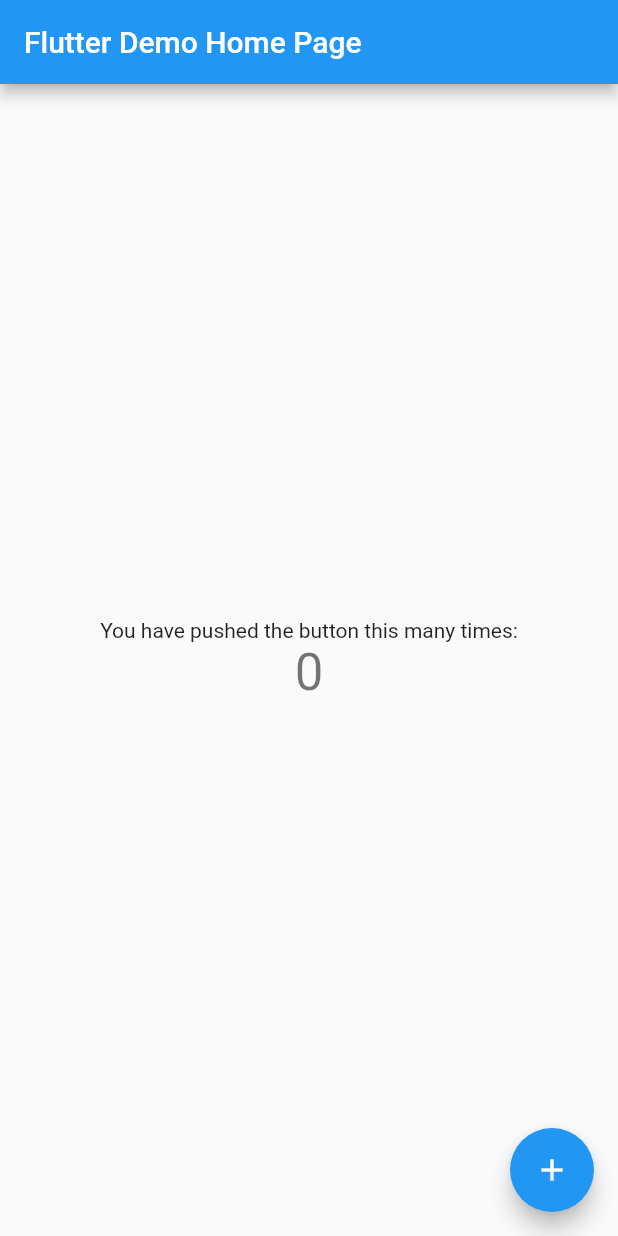
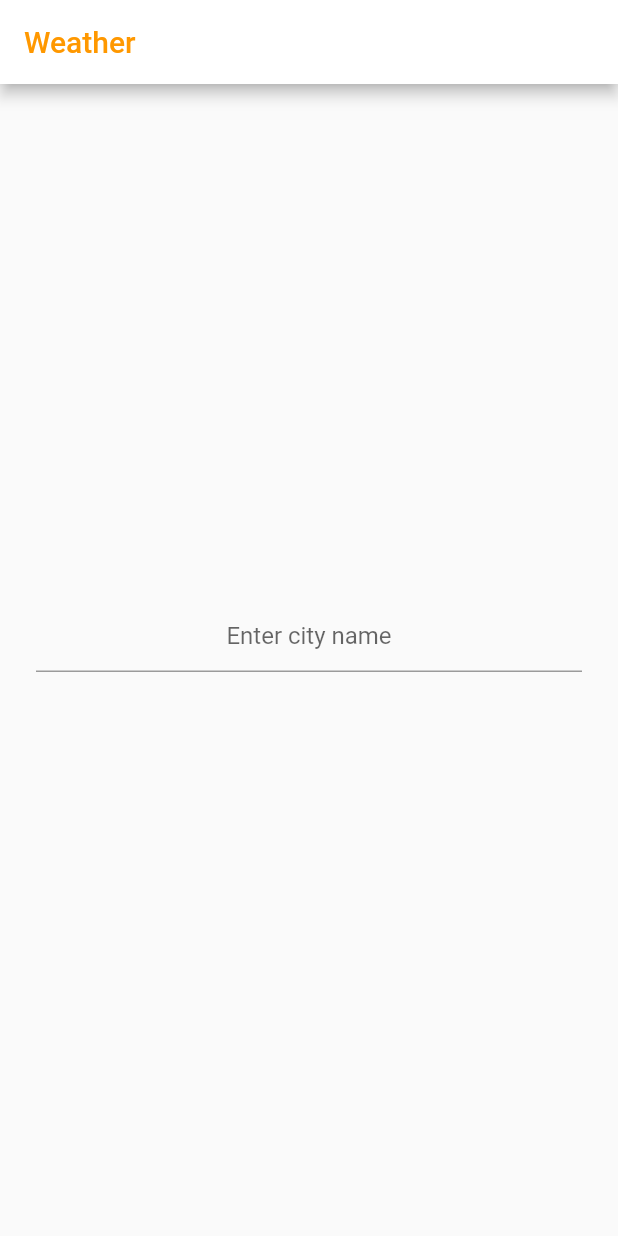
Before and after one commit to mariaeugenia907/flutter_weather_clean_architecture, a Flutter app: the screen it shows after launch, on a phone screen of 412 x 824 dp. Run offline on Flutter 3.47's test engine with Material 2 defaults, Android fonts, the light colour scheme and no system bars; our stand-ins replace dartz, equatable, flutter_bloc, get_it, rxdart.

Commit message:
quase finalizando

```diff
--- /dev/null
+++ b/arquivo.txt
@@ -0,0 +1 @@
+mock com mockito -> flutter pub run build_runner build
--- /dev/null
+++ b/lib/features/weather/presentation/bloc/weather_bloc.dart
@@ -0,0 +1,35 @@
+import 'package:flutter_bloc/flutter_bloc.dart';
+import 'package:flutter_weather_clean_architecture/features/weather/presentation/bloc/weather_event.dart';
+import 'package:flutter_weather_clean_architecture/features/weather/presentation/bloc/weather_state.dart';
+import 'package:rxdart/rxdart.dart';
+
+import '../../domain/usecases/get_current_weather.dart';
+
+class WeatherBloc extends Bloc<WeatherEvent, WeatherState> {
+  final GetCurrentWeather _getCurrentWeather;
+
+  WeatherBloc(this._getCurrentWeather) : super(WeatherEmpty()) {
+    on<OnCityChanged>(
+      (event, emit) async {
+        final cityName = event.cityName;
+
+        emit(WeatherLoading());
+
+        final result = await _getCurrentWeather.execute(cityName);
+        result.fold(
+          (failure) {
+            emit(WeatherError(failure.message));
+          },
+          (data) {
+            emit(WeatherHasData(data));
+          },
+        );
+      },
+      transformer: debounce(Duration(milliseconds: 500)),
+    );
+  }
+
+  EventTransformer<T> debounce<T>(Duration duration) {
+    return (events, mapper) => events.debounceTime(duration).flatMap(mapper);
+  }
+}
--- /dev/null
+++ b/lib/features/weather/presentation/bloc/weather_event.dart
@@ -0,0 +1,17 @@
+import 'package:equatable/equatable.dart';
+
+abstract class WeatherEvent extends Equatable {
+  const WeatherEvent();
+
+  @override
+  List<Object?> get props => [];
+}
+
+class OnCityChanged extends WeatherEvent {
+  final String cityName;
+
+  const OnCityChanged(this.cityName);
+
+  @override
+  List<Object?> get props => [cityName];
+}
--- /dev/null
+++ b/lib/features/weather/presentation/bloc/weather_state.dart
@@ -0,0 +1,31 @@
+import 'package:equatable/equatable.dart';
+import '../../domain/entities/weather.dart';
+
+abstract class WeatherState extends Equatable {
+  const WeatherState();
+
+  @override
+  List<Object?> get props => [];
+}
+
+class WeatherEmpty extends WeatherState {}
+
+class WeatherLoading extends WeatherState {}
+
+class WeatherError extends WeatherState {
+  final String message;
+
+  const WeatherError(this.message);
+
+  @override
+  List<Object?> get props => [message];
+}
+
+class WeatherHasData extends WeatherState {
+  final Weather result;
+
+  const WeatherHasData(this.result);
+
+  @override
+  List<Object?> get props => [result];
+}
--- /dev/null
+++ b/lib/features/weather/presentation/pages/weather_page.dart
@@ -0,0 +1,170 @@
+// ignore_for_file: prefer_const_constructors
+
+import 'package:flutter/material.dart';
+import 'package:flutter_bloc/flutter_bloc.dart';
+import '../../../../core/constants.dart';
+import '../bloc/weather_bloc.dart';
+import '../bloc/weather_event.dart';
+import '../bloc/weather_state.dart';
+
+
+class WeatherPage extends StatelessWidget {
+  const WeatherPage({Key? key}) : super(key: key);
+
+  @override
+  Widget build(BuildContext context) {
+    return Scaffold(
+      appBar: AppBar(
+        backgroundColor: Colors.white,
+        title: Text(
+          'Weather',
+          style: TextStyle(color: Colors.orange),
+        ),
+      ),
+      body: Padding(
+        padding: const EdgeInsets.all(24.0),
+        child: Column(
+          mainAxisAlignment: MainAxisAlignment.center,
+          children: [
+            TextField(
+              textAlign: TextAlign.center,
+              decoration: InputDecoration(
+                hintText: 'Enter city name',
+              ),
+              onChanged: (query) {
+                context.read<WeatherBloc>().add(OnCityChanged(query));
+              },
+            ),
+            SizedBox(height: 32.0),
+            BlocBuilder<WeatherBloc, WeatherState>(
+              builder: (context, state) {
+                if (state is WeatherLoading) {
+                  return Center(
+                    child: CircularProgressIndicator(),
+                  );
+                } else if (state is WeatherHasData) {
+                  return Column(
+                    key: Key('weather_data'),
+                    children: [
+                      Row(
+                        mainAxisAlignment: MainAxisAlignment.center,
+                        children: [
+                          Text(
+                            state.result.cityName,
+                            style: TextStyle(
+                              fontSize: 22.0,
+                            ),
+                          ),
+                          Image(
+                            image: NetworkImage(
+                              Urls.weatherIcon(
+                                state.result.iconCode,
+                              ),
+                            ),
+                          ),
+                        ],
+                      ),
+                      SizedBox(height: 8.0),
+                      Text(
+                        '${state.result.main} | ${state.result.description}',
+                        style: TextStyle(
+                          fontSize: 16.0,
+                          letterSpacing: 1.2,
+                        ),
+                      ),
+                      SizedBox(height: 24.0),
+                      Table(
+                        defaultColumnWidth: FixedColumnWidth(150.0),
+                        border: TableBorder.all(
+                          color: Colors.grey,
+                          style: BorderStyle.solid,
+                          width: 1,
+                        ),
+                        children: [
+                          TableRow(children: [
+                            Padding(
+                              padding: const EdgeInsets.all(8.0),
+                              child: Text(
+                                'Temperature',
+                                style: TextStyle(
+                                  fontSize: 16.0,
+                                  letterSpacing: 1.2,
+                                ),
+                              ),
+                            ),
+                            Padding(
+                              padding: const EdgeInsets.all(8.0),
+                              child: Text(
+                                (state.result.temperature-273.15).toString(),
+                                style: TextStyle(
+                                  fontSize: 16.0,
+                                  letterSpacing: 1.2,
+                                  fontWeight: FontWeight.bold,
+                                ),
+                              ),
+                            ), // Will be change later
+                          ]),
+                          TableRow(children: [
+                            Padding(
+                              padding: const EdgeInsets.all(8.0),
+                              child: Text(
+                                'Pressure',
+                                style: TextStyle(
+                                  fontSize: 16.0,
+                                  letterSpacing: 1.2,
+                                ),
+                              ),
+                            ),
+                            Padding(
+                              padding: const EdgeInsets.all(8.0),
+                              child: Text(
+                                state.result.pressure.toString(),
+                                style: TextStyle(
+                                    fontSize: 16.0,
+                                    letterSpacing: 1.2,
+                                    fontWeight: FontWeight.bold),
+                              ),
+                            ), // Will be change later
+                          ]),
+                          TableRow(children: [
+                            Padding(
+                              padding: const EdgeInsets.all(8.0),
+                              child: Text(
+                                'Humidity',
+                                style: TextStyle(
+                                  fontSize: 16.0,
+                                  letterSpacing: 1.2,
+                                ),
+                              ),
+                            ),
+                            Padding(
+                              padding: const EdgeInsets.all(8.0),
+                              child: Text(
+                                state.result.humidity.toString(),
+                                style: TextStyle(
+                                  fontSize: 16.0,
+                                  letterSpacing: 1.2,
+                                  fontWeight: FontWeight.bold,
+                                ),
+                              ),
+                            ), // Will be change later
+                          ]),
+                        ],
+                      ),
+                    ],
+                  );
+                } else if (state is WeatherError) {
+                  return Center(
+                    child: Text('Something went wrong!'),
+                  );
+                } else {
+                  return SizedBox();
+                }
+              },
+            ),
+          ],
+        ),
+      ),
+    );
+  }
+}
--- a/lib/main.dart
+++ b/lib/main.dart
@@ -1,115 +1,32 @@
+// ignore_for_file: prefer_const_constructors
+
 import 'package:flutter/material.dart';
+import 'package:flutter_bloc/flutter_bloc.dart';
+import 'features/weather/presentation/bloc/weather_bloc.dart';
+import 'features/weather/presentation/pages/weather_page.dart';
+import 'injection.dart' as di;
 
 void main() {
-  runApp(const MyApp());
+  di.init();
+  runApp(MyApp());
 }
 
 class MyApp extends StatelessWidget {
-  const MyApp({Key? key}) : super(key: key);
-
-  // This widget is the root of your application.
   @override
   Widget build(BuildContext context) {
-    return MaterialApp(
-      title: 'Flutter Demo',
-      theme: ThemeData(
-        // This is the theme of your application.
-        //
-        // Try running your application with "flutter run". You'll see the
-        // application has a blue toolbar. Then, without quitting the app, try
-        // changing the primarySwatch below to Colors.green and then invoke
-        // "hot reload" (press "r" in the console where you ran "flutter run",
-        // or simply save your changes to "hot reload" in a Flutter IDE).
-        // Notice that the counter didn't reset back to zero; the application
-        // is not restarted.
-        primarySwatch: Colors.blue,
+    return MultiBlocProvider(
+      providers: [
+        BlocProvider(
+          create: (_) => di.locator<WeatherBloc>(),
+        ),
+      ],
+      child: MaterialApp(
+        title: 'Flutter Demo',
+        theme: ThemeData(
+          primarySwatch: Colors.orange,
+        ),
+        home: WeatherPage(),
       ),
-      home: const MyHomePage(title: 'Flutter Demo Home Page'),
     );
   }
 }
-
-class MyHomePage extends StatefulWidget {
-  const MyHomePage({Key? key, required this.title}) : super(key: key);
-
-  // This widget is the home page of your application. It is stateful, meaning
-  // that it has a State object (defined below) that contains fields that affect
-  // how it looks.
-
-  // This class is the configuration for the state. It holds the values (in this
-  // case the title) provided by the parent (in this case the App widget) and
-  // used by the build method of the State. Fields in a Widget subclass are
-  // always marked "final".
-
-  final String title;
-
-  @override
-  State<MyHomePage> createState() => _MyHomePageState();
-}
-
-class _MyHomePageState extends State<MyHomePage> {
-  int _counter = 0;
-
-  void _incrementCounter() {
-    setState(() {
-      // This call to setState tells the Flutter framework that something has
-      // changed in this State, which causes it to rerun the build method below
-      // so that the display can reflect the updated values. If we changed
-      // _counter without calling setState(), then the build method would not be
-      // called again, and so nothing would appear to happen.
-      _counter++;
-    });
-  }
-
-  @override
-  Widget build(BuildContext context) {
-    // This method is rerun every time setState is called, for instance as done
-    // by the _incrementCounter method above.
-    //
-    // The Flutter framework has been optimized to make rerunning build methods
-    // fast, so that you can just rebuild anything that needs updating rather
-    // than having to individually change instances of widgets.
-    return Scaffold(
-      appBar: AppBar(
-        // Here we take the value from the MyHomePage object that was created by
-        // the App.build method, and use it to set our appbar title.
-        title: Text(widget.title),
-      ),
-      body: Center(
-        // Center is a layout widget. It takes a single child and positions it
-        // in the middle of the parent.
-        child: Column(
-          // Column is also a layout widget. It takes a list of children and
-          // arranges them vertically. By default, it sizes itself to fit its
-          // children horizontally, and tries to be as tall as its parent.
-          //
-          // Invoke "debug painting" (press "p" in the console, choose the
-          // "Toggle Debug Paint" action from the Flutter Inspector in Android
-          // Studio, or the "Toggle Debug Paint" command in Visual Studio Code)
-          // to see the wireframe for each widget.
-          //
-          // Column has various properties to control how it sizes itself and
-          // how it positions its children. Here we use mainAxisAlignment to
-          // center the children vertically; the main axis here is the vertical
-          // axis because Columns are vertical (the cross axis would be
-          // horizontal).
-          mainAxisAlignment: MainAxisAlignment.center,
-          children: <Widget>[
-            const Text(
-              'You have pushed the button this many times:',
-            ),
-            Text(
-              '$_counter',
-              style: Theme.of(context).textTheme.headline4,
-            ),
-          ],
-        ),
-      ),
-      floatingActionButton: FloatingActionButton(
-        onPressed: _incrementCounter,
-        tooltip: 'Increment',
-        child: const Icon(Icons.add),
-      ), // This trailing comma makes auto-formatting nicer for build methods.
-    );
-  }
-}
```
Also changed, not shown: lib/injection.dart (added, +34 -0 lines), pubspec.yaml (+8 -1 lines), pubspec.lock, 7 other files.
